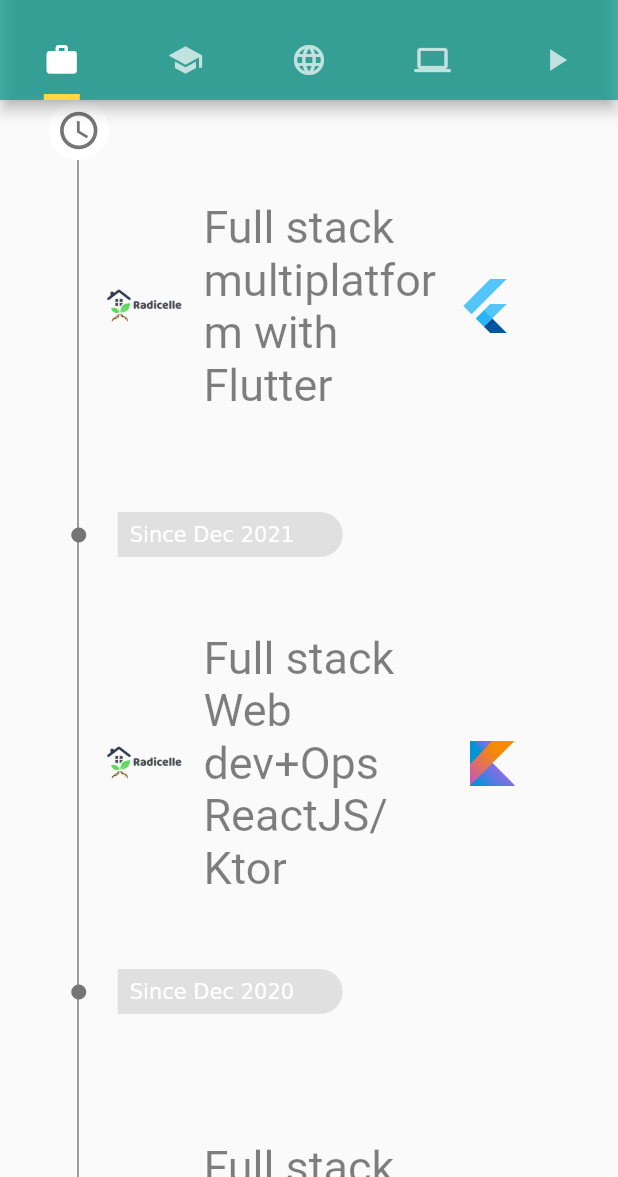
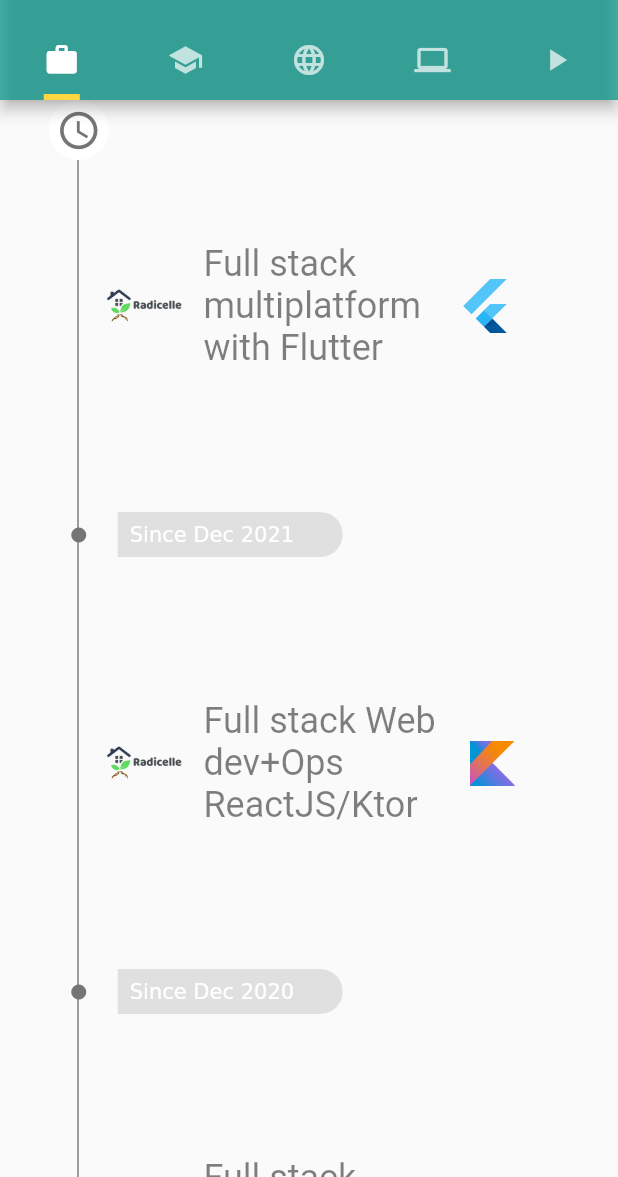
Before and after one commit to radicelle/resume, a Flutter app: the screen it shows after launch, on a phone screen of 412 x 824 dp, the part 59-1236 px from its top. Run offline on Flutter 3.47's test engine with Material 2 defaults, Android fonts, the light colour scheme and no system bars; our stand-ins replace font_awesome_flutter, google_fonts; missing offline and left inert: signal_strength_indicator; generated files the repository leaves out were written again.

Commit message:
fix text color job + rename wildtiles

```diff
--- a/lib/globals.dart
+++ b/lib/globals.dart
@@ -1,5 +1,16 @@
 library curriculum_vitae.globals;
 
 import 'package:flutter/material.dart';
+import 'package:google_fonts/google_fonts.dart';
 
 Color headerColor = Colors.teal.withOpacity(0.7);
+bodyTextStyle(context) {
+  return GoogleFonts.aBeeZee(
+      textStyle: Theme.of(context).textTheme.bodyMedium, color: Colors.black);
+}
+
+headerTextStyle(context) {
+  return GoogleFonts.aBeeZee(
+      textStyle: Theme.of(context).textTheme.headline5,
+      color: Colors.black.withOpacity(0.5));
+}
--- a/lib/widgets/lists/jobs_list.dart
+++ b/lib/widgets/lists/jobs_list.dart
@@ -1,8 +1,8 @@
+import 'package:curriculum_vitae/widgets/tiles/wild_tile.dart';
 import 'package:flutter/material.dart';
 import 'package:flutter_gen/gen_l10n/app_localizations.dart';
 
 import '../pages/detailed_resume_tile.dart';
-import '../tiles/resume_tile.dart';
 import '../tiles/time_dot_separator.dart';
 
 class JobsList extends StatelessWidget {
@@ -13,7 +13,7 @@ class JobsList extends StatelessWidget {
     required this.lineLeftShift,
   }) : super(key: key);
 
-  final List<ResumeTile> tiles;
+  final List<WildTile> tiles;
   final AppLocalizations localization;
   final double lineLeftShift;
 
--- a/lib/widgets/pages/detailed_resume_tile.dart
+++ b/lib/widgets/pages/detailed_resume_tile.dart
@@ -1,10 +1,10 @@
+import 'package:curriculum_vitae/globals.dart' as globals;
+import 'package:curriculum_vitae/widgets/tiles/wild_tile.dart';
 import 'package:flutter/material.dart';
-
-import '../tiles/resume_tile.dart';
 
 class DetailedResumeTile extends StatelessWidget {
   const DetailedResumeTile({required this.item, Key? key}) : super(key: key);
-  final ResumeTile item;
+  final WildTile item;
   @override
   Widget build(BuildContext context) {
     var title = item.title;
@@ -13,7 +13,6 @@ class DetailedResumeTile extends StatelessWidget {
       child: GestureDetector(
         onTap: () => Navigator.of(context).pop(),
         child: Scaffold(
-          resizeToAvoidBottomInset: false,
           appBar: AppBar(
             title: Center(child: Text(title)),
           ),
@@ -32,8 +31,8 @@ class DetailedResumeTile extends StatelessWidget {
                         width: maxWidth > 500 ? 450 : (9 / 10) * maxWidth,
                         child: Text(
                           item.subtitle,
-                          softWrap: true,
                           textAlign: TextAlign.justify,
+                          style: globals.bodyTextStyle(context),
                         ),
                       ),
                     )
--- a/lib/widgets/tabs/jobs_tab.dart
+++ b/lib/widgets/tabs/jobs_tab.dart
@@ -3,7 +3,7 @@ import 'package:flutter_gen/gen_l10n/app_localizations.dart';
 
 import '../icons/animated/triple_icon.dart';
 import '../lists/jobs_list.dart';
-import '../tiles/resume_tile.dart';
+import '../tiles/wild_tile.dart';
 
 class JobsTab extends StatefulWidget {
   const JobsTab({
@@ -29,8 +29,8 @@ class _JobsTabState extends State<JobsTab> with TickerProviderStateMixin {
   @override
   Widget build(BuildContext context) {
     var localization = AppLocalizations.of(context)!;
-    late var tiles = <ResumeTile>[
-      ResumeTile(
+    late var tiles = <WildTile>[
+      WildTile(
         assetLocation: 'assets/medium.png',
         title: localization.radicelleTile1,
         subtitle: localization.radicelleTile1Desc,
@@ -39,7 +39,7 @@ class _JobsTabState extends State<JobsTab> with TickerProviderStateMixin {
         ),
         start: DateTime.utc(2021, 12, 01),
       ),
-      ResumeTile(
+      WildTile(
         assetLocation: 'assets/medium.png',
         title: localization.radicelleTile2,
         subtitle: localization.radicelleTile2Desc,
@@ -49,7 +49,7 @@ class _JobsTabState extends State<JobsTab> with TickerProviderStateMixin {
         ),
         start: DateTime.utc(2020, 12, 07),
       ),
-      ResumeTile(
+      WildTile(
         assetLocation: 'assets/eurecia.jpg',
         title: localization.eureciaTile,
         subtitle: localization.eureciaTileDesc,
@@ -60,7 +60,7 @@ class _JobsTabState extends State<JobsTab> with TickerProviderStateMixin {
         ]),
         start: DateTime.utc(2018, 10, 15),
       ),
-      ResumeTile(
+      WildTile(
         assetLocation: 'assets/logo-artal.png',
         title: localization.artalTile,
         subtitle: localization.artalTileDesc,
@@ -71,7 +71,7 @@ class _JobsTabState extends State<JobsTab> with TickerProviderStateMixin {
         ]),
         start: DateTime.utc(2017, 07, 01),
       ),
-      ResumeTile(
+      WildTile(
         assetLocation: 'assets/ensicaen.jpg',
         title: localization.internshipTile,
         subtitle: localization.internshipTileDesc,
--- a/lib/widgets/tiles/time_dot_separator.dart
+++ b/lib/widgets/tiles/time_dot_separator.dart
@@ -1,4 +1,4 @@
-import 'package:curriculum_vitae/widgets/tiles/resume_tile.dart';
+import 'package:curriculum_vitae/widgets/tiles/wild_tile.dart';
 import 'package:flutter/material.dart';
 import 'package:flutter_gen/gen_l10n/app_localizations.dart';
 
@@ -12,7 +12,7 @@ class TimeDotSeparator extends StatelessWidget {
 
   final double lineLeftShift;
   final AppLocalizations localization;
-  final ResumeTile tile;
+  final WildTile tile;
 
   @override
   Widget build(BuildContext context) {
--- a/lib/widgets/tiles/resume_tile.dart
+++ b/lib/widgets/tiles/wild_tile.dart
@@ -1,7 +1,8 @@
+import 'package:curriculum_vitae/globals.dart' as globals;
 import 'package:flutter/material.dart';
 
-class ResumeTile extends StatefulWidget {
-  const ResumeTile(
+class WildTile extends StatelessWidget {
+  const WildTile(
       {required this.assetLocation,
       required this.title,
       required this.subtitle,
@@ -19,26 +20,6 @@ class ResumeTile extends StatefulWidget {
   final DateTime? end;
 
   @override
-  _ResumeTileState createState() => _ResumeTileState();
-}
-
-class _ResumeTileState extends State<ResumeTile>
-    with SingleTickerProviderStateMixin {
-  late AnimationController _controller;
-
-  @override
-  void initState() {
-    _controller = AnimationController(vsync: this);
-    super.initState();
-  }
-
-  @override
-  void dispose() {
-    _controller.dispose();
-    super.dispose();
-  }
-
-  @override
   Widget build(BuildContext context) {
     var tileHeight = MediaQuery.of(context).size.height / 3;
     var tileWidth = MediaQuery.of(context).size.width / 1.5;
@@ -53,7 +34,7 @@ class _ResumeTileState extends State<ResumeTile>
               ClipRRect(
                 borderRadius: BorderRadius.circular(20),
                 child: Image.asset(
-                  widget.assetLocation,
+                  assetLocation,
                   height: imageHeight,
                   width: headingWidth,
                   fit: BoxFit.contain,
@@ -64,20 +45,20 @@ class _ResumeTileState extends State<ResumeTile>
                   padding: const EdgeInsets.only(left: 12.0),
                   child: Center(
                     child: Text(
-                      widget.title,
+                      title,
                       softWrap: true,
-                      style: TextStyle(
-                          fontSize: 30, color: Colors.black.withOpacity(0.5)),
+                      style: globals.headerTextStyle(context),
                     ),
                   ),
                 ),
               ),
               Padding(
                 padding: const EdgeInsets.only(left: 12.0),
-                child: widget.logo,
+                child: logo,
               ),
             ],
           )),
     );
+    ;
   }
 }
```
